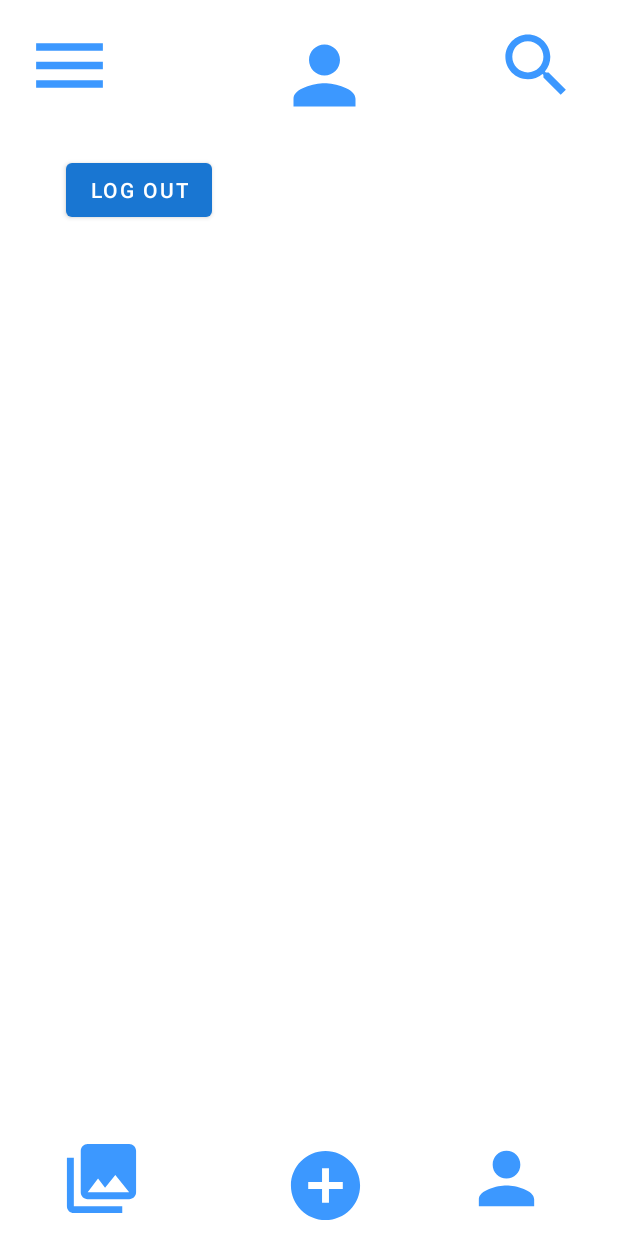
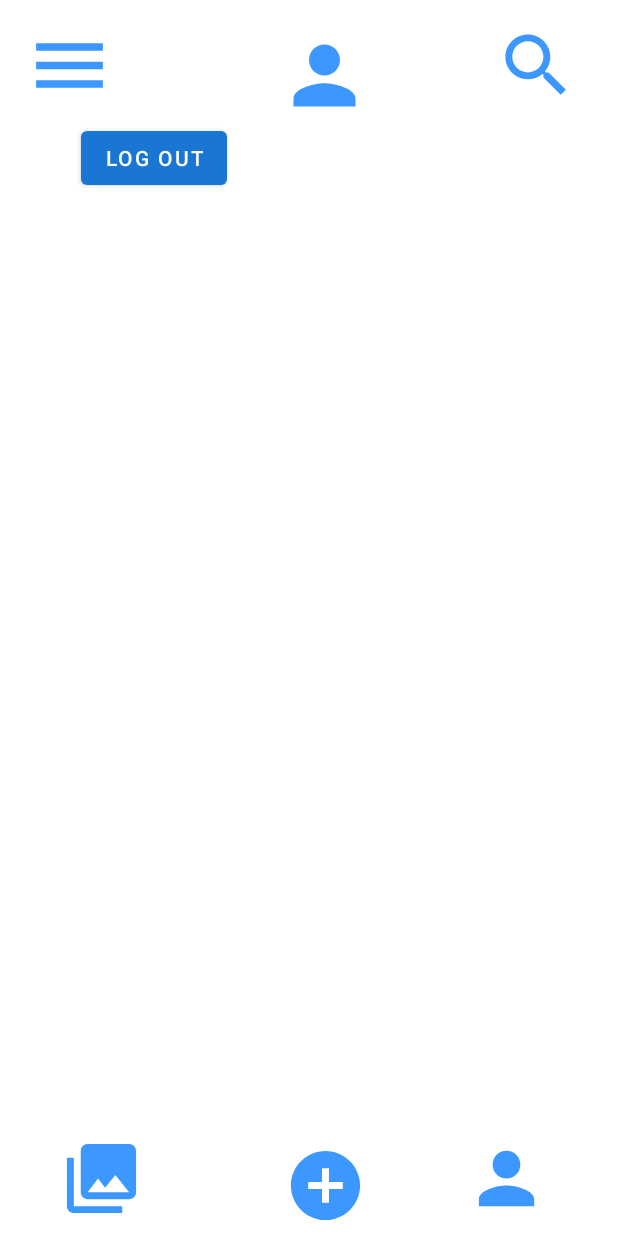
Before and after one commit to tejas-bhandigare/INZONE-Social-media-AndroidApplication-using-JAVA, an Android app: the firstview screen opened directly, with no data from a screen before it, on a phone screen of 412 x 824 dp. Run offline under Robolectric (Android 15) with nearby library versions, the phone set to English and light mode, and no system bars.

Commit message:
4/2/24 some changes done in xml
11/02/2024

```diff
--- a/app/src/main/java/com/example/project/Log_in.java
+++ b/app/src/main/java/com/example/project/Log_in.java
@@ -4,6 +4,7 @@ import androidx.appcompat.app.AppCompatActivity;
 
 import android.annotation.SuppressLint;
 import android.content.Intent;
+import android.content.SharedPreferences;
 import android.os.Bundle;
 import android.view.View;
 import android.widget.TextView;
@@ -41,6 +42,18 @@ public class Log_in extends AppCompatActivity {
 
         TextView txt;
         txt=findViewById(R.id.sign_up_Redirect);
+
+
+        // Check if the user is already logged in when the activity starts
+        SharedPreferences sharedPreferences = getSharedPreferences("loginPrefs", MODE_PRIVATE);
+        boolean isLoggedIn = sharedPreferences.getBoolean("isLoggedIn", false);
+        if (isLoggedIn) {
+            // User is already logged in, navigate to the main screen
+            startActivity(new Intent(this, firstview.class));
+            finish(); // Finish the LoginActivity
+        }
+
+// Login logic...
 
         txt.setOnClickListener(new View.OnClickListener() {
             @Override
--- a/app/src/main/java/com/example/project/PostAdapter.java
+++ b/app/src/main/java/com/example/project/PostAdapter.java
@@ -13,6 +13,8 @@ import java.util.List;
 public class PostAdapter extends RecyclerView.Adapter<PostAdapter.ViewHolder> {
 
     private List<Post> postList;
+
+
 
     public PostAdapter(List<Post> postList) {
         this.postList = postList;
--- a/app/src/main/res/layout/activity_firstview.xml
+++ b/app/src/main/res/layout/activity_firstview.xml
@@ -87,10 +87,10 @@
         android:text="Log out"
         app:layout_constraintBottom_toBottomOf="parent"
         app:layout_constraintEnd_toEndOf="parent"
-        app:layout_constraintHorizontal_bias="0.14"
+        app:layout_constraintHorizontal_bias="0.172"
         app:layout_constraintStart_toStartOf="parent"
         app:layout_constraintTop_toTopOf="parent"
-        app:layout_constraintVertical_bias="0.132" />
+        app:layout_constraintVertical_bias="0.105" />
 
     <ImageView
         android:id="@+id/usersinfo"
@@ -130,17 +130,17 @@
 
 
     <LinearLayout
-        android:layout_width="402dp"
-        android:layout_height="608dp"
+        android:layout_width="396dp"
+        android:layout_height="632dp"
         android:gravity="center_horizontal"
         android:orientation="horizontal"
         android:paddingTop="50dp"
         app:layout_constraintBottom_toBottomOf="parent"
         app:layout_constraintEnd_toEndOf="parent"
-        app:layout_constraintHorizontal_bias="0.444"
+        app:layout_constraintHorizontal_bias="0.454"
         app:layout_constraintStart_toStartOf="parent"
         app:layout_constraintTop_toTopOf="parent"
-        app:layout_constraintVertical_bias="0.561"
+        app:layout_constraintVertical_bias="0.604"
         tools:context=".firstview"
         tools:ignore="MissingConstraints">
 
```
